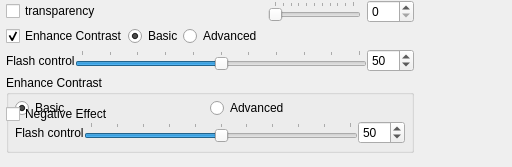
open-scan-crew/OpenScanTools, file src/gui/forms/toolbar_rendertransparencygroup.ui: the form before one commit.
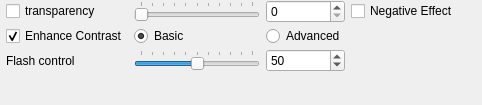
The form after the commit.

Commit message:
New layout of buttons and slider Remove leftover flash group box references (#102)
groupbox Flash was still present

```diff
--- a/src/gui/forms/toolbar_rendertransparencygroup.ui
+++ b/src/gui/forms/toolbar_rendertransparencygroup.ui
@@ -6,8 +6,8 @@
    <rect>
     <x>0</x>
     <y>0</y>
-    <width>512</width>
-    <height>167</height>
+    <width>482</width>
+    <height>105</height>
    </rect>
   </property>
   <property name="windowTitle">
@@ -29,143 +29,6 @@
    <property name="verticalSpacing">
     <number>3</number>
    </property>
-   <item row="3" column="0" colspan="3">
-    <widget class="QGroupBox" name="groupBox_flash">
-     <property name="title">
-      <string>Enhance Contrast</string>
-     </property>
-     <layout class="QGridLayout" name="gridLayoutFlash">
-      <property name="leftMargin">
-       <number>6</number>
-      </property>
-      <property name="topMargin">
-       <number>3</number>
-      </property>
-      <property name="rightMargin">
-       <number>6</number>
-      </property>
-      <property name="bottomMargin">
-       <number>6</number>
-      </property>
-      <property name="horizontalSpacing">
-       <number>6</number>
-      </property>
-      <property name="verticalSpacing">
-       <number>3</number>
-      </property>
-      <item row="0" column="0">
-       <layout class="QHBoxLayout" name="horizontalLayoutFlashRadios">
-        <item>
-         <widget class="QRadioButton" name="basicEnhanceContrastRadioButton">
-          <property name="text">
-           <string>Basic</string>
-          </property>
-          <property name="checked">
-           <bool>true</bool>
-          </property>
-         </widget>
-        </item>
-        <item>
-         <widget class="QRadioButton" name="advEnhanceContrastRadioButton">
-          <property name="text">
-           <string>Advanced</string>
-          </property>
-         </widget>
-        </item>
-       </layout>
-      </item>
-      <item row="1" column="0">
-       <layout class="QHBoxLayout" name="horizontalLayoutFlashControl">
-        <item>
-         <widget class="QLabel" name="label_flashControl">
-          <property name="text">
-           <string>Flash control</string>
-          </property>
-         </widget>
-        </item>
-        <item>
-         <widget class="QSlider" name="slider_flashControl">
-          <property name="minimum">
-           <number>0</number>
-          </property>
-          <property name="maximum">
-           <number>100</number>
-          </property>
-          <property name="value">
-           <number>50</number>
-          </property>
-          <property name="orientation">
-           <enum>Qt::Horizontal</enum>
-          </property>
-          <property name="tickPosition">
-           <enum>QSlider::TicksAbove</enum>
-          </property>
-          <property name="tickInterval">
-           <number>10</number>
-          </property>
-         </widget>
-        </item>
-        <item>
-         <widget class="QSpinBox" name="spinBox_flashControl">
-          <property name="minimum">
-           <number>0</number>
-          </property>
-          <property name="maximum">
-           <number>100</number>
-          </property>
-          <property name="value">
-           <number>50</number>
-          </property>
-         </widget>
-        </item>
-       </layout>
-      </item>
-     </layout>
-    </widget>
-   </item>
-   <item row="4" column="0">
-    <spacer name="verticalSpacer">
-     <property name="orientation">
-      <enum>Qt::Vertical</enum>
-     </property>
-     <property name="sizeHint" stdset="0">
-      <size>
-       <width>0</width>
-       <height>0</height>
-      </size>
-     </property>
-    </spacer>
-   </item>
-   <item row="3" column="0">
-    <widget class="QCheckBox" name="checkBox_negativeEffect">
-     <property name="text">
-      <string>Negative Effect</string>
-     </property>
-    </widget>
-   </item>
-   <item row="0" column="2">
-    <widget class="QSpinBox" name="spinBox_transparency">
-     <property name="maximum">
-      <number>100</number>
-     </property>
-    </widget>
-   </item>
-   <item row="0" column="1">
-    <widget class="QSlider" name="slider_transparency">
-     <property name="maximum">
-      <number>100</number>
-     </property>
-     <property name="orientation">
-      <enum>Qt::Horizontal</enum>
-     </property>
-     <property name="tickPosition">
-      <enum>QSlider::TicksAbove</enum>
-     </property>
-     <property name="tickInterval">
-      <number>10</number>
-     </property>
-    </widget>
-   </item>
    <item row="1" column="0">
     <layout class="QHBoxLayout" name="horizontalLayoutEnhance">
      <item>
@@ -178,36 +41,45 @@
        </property>
       </widget>
      </item>
-     <item>
-      <widget class="QRadioButton" name="basicEnhanceContrastRadioButton">
-       <property name="text">
-        <string>Basic</string>
-       </property>
-       <property name="checked">
-        <bool>true</bool>
-       </property>
-      </widget>
-     </item>
-     <item>
-      <widget class="QRadioButton" name="advEnhanceContrastRadioButton">
-       <property name="text">
-        <string>Advanced</string>
-       </property>
-      </widget>
-     </item>
     </layout>
    </item>
-   <item row="2" column="0" colspan="3">
-    <layout class="QHBoxLayout" name="horizontalLayoutFlashControl">
-     <item>
+   <item row="0" column="1">
+    <widget class="QSlider" name="slider_transparency">
+     <property name="minimumSize">
+      <size>
+       <width>120</width>
+       <height>0</height>
+      </size>
+     </property>
+     <property name="maximum">
+      <number>100</number>
+     </property>
+     <property name="orientation">
+      <enum>Qt::Horizontal</enum>
+     </property>
+     <property name="tickPosition">
+      <enum>QSlider::TicksAbove</enum>
+     </property>
+     <property name="tickInterval">
+      <number>10</number>
+     </property>
+    </widget>
+   </item>
+   <item row="2" column="0">
       <widget class="QLabel" name="label_flashControl">
        <property name="text">
         <string>Flash control</string>
        </property>
       </widget>
      </item>
-     <item>
+   <item row="2" column="1">
       <widget class="QSlider" name="slider_flashControl">
+     <property name="minimumSize">
+      <size>
+       <width>120</width>
+       <height>0</height>
+      </size>
+     </property>
        <property name="minimum">
         <number>0</number>
        </property>
@@ -228,7 +100,21 @@
        </property>
       </widget>
      </item>
-     <item>
+   <item row="0" column="2">
+    <widget class="QSpinBox" name="spinBox_transparency">
+     <property name="maximum">
+      <number>100</number>
+     </property>
+    </widget>
+   </item>
+   <item row="1" column="2">
+    <widget class="QRadioButton" name="advEnhanceContrastRadioButton">
+     <property name="text">
+      <string>Advanced</string>
+     </property>
+    </widget>
+   </item>
+   <item row="2" column="2">
       <widget class="QSpinBox" name="spinBox_flashControl">
        <property name="minimum">
         <number>0</number>
@@ -241,7 +127,18 @@
        </property>
       </widget>
      </item>
-    </layout>
+   <item row="6" column="0" colspan="3">
+    <spacer name="verticalSpacer">
+     <property name="orientation">
+      <enum>Qt::Vertical</enum>
+     </property>
+     <property name="sizeHint" stdset="0">
+      <size>
+       <width>0</width>
+       <height>0</height>
+      </size>
+     </property>
+    </spacer>
    </item>
    <item row="0" column="0">
     <widget class="QCheckBox" name="checkBox_transparency">
@@ -250,11 +147,24 @@
      </property>
     </widget>
    </item>
-   <item row="0" column="3" rowspan="3">
+   <item row="1" column="1">
+    <widget class="QRadioButton" name="basicEnhanceContrastRadioButton">
+     <property name="text">
+      <string>Basic</string>
+     </property>
+     <property name="checked">
+      <bool>true</bool>
+     </property>
+    </widget>
+   </item>
+   <item row="1" column="3" rowspan="4">
     <spacer name="horizontalSpacer">
      <property name="orientation">
       <enum>Qt::Horizontal</enum>
      </property>
+     <property name="sizeType">
+      <enum>QSizePolicy::Expanding</enum>
+     </property>
      <property name="sizeHint" stdset="0">
       <size>
        <width>0</width>
@@ -263,6 +173,13 @@
      </property>
     </spacer>
    </item>
+   <item row="0" column="3">
+    <widget class="QCheckBox" name="checkBox_negativeEffect">
+     <property name="text">
+      <string>Negative Effect</string>
+     </property>
+    </widget>
+   </item>
   </layout>
  </widget>
  <tabstops>
```
Left out of the diff: 6 changed lines with no effect on the pictures. Lines whose indentation alone changed are shown as unchanged.
